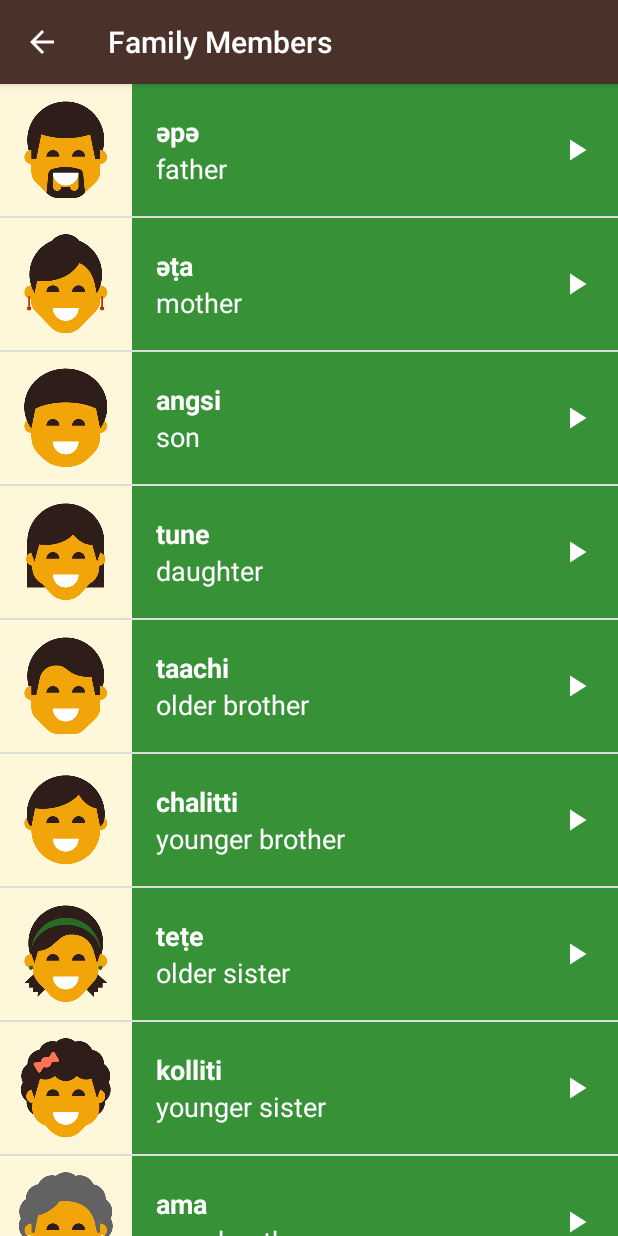
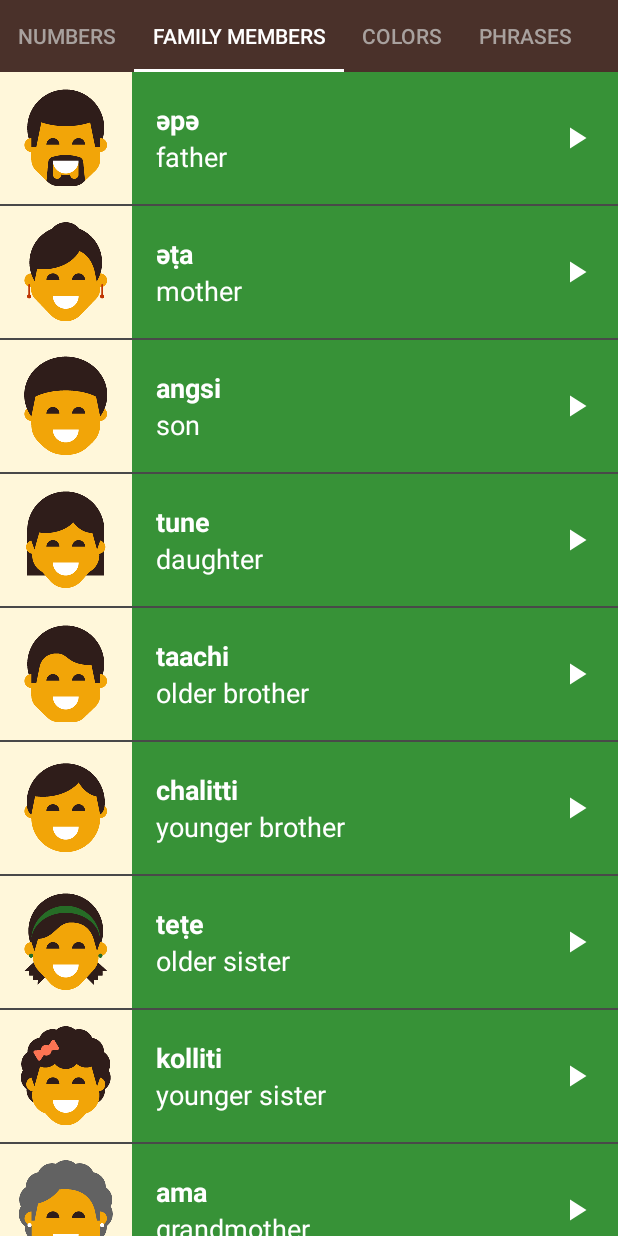
Before and after one commit to YahiaAshraf74/Miwok, an Android app: the screen it shows after launch (FamilyMembersActivity before the commit, ViewPagerActivity after it), after a tap on "Family Members", on a phone screen of 412 x 824 dp. Run offline under Robolectric (Android 15) with nearby library versions, the phone set to English and light mode, and no system bars; our stand-ins replace CircleImageView; 1 statement that could not run was skipped.

Commit message:
Add View Pager and

```diff
--- a/app/build.gradle
+++ b/app/build.gradle
@@ -29,4 +29,5 @@ dependencies {
     androidTestImplementation 'androidx.test.espresso:espresso-core:3.2.0'
     implementation 'androidx.recyclerview:recyclerview:1.1.0'
     implementation 'de.hdodenhof:circleimageview:3.1.0'
+    implementation 'com.google.android.material:material:1.1.0'
 }
--- a/app/src/main/java/com/example/miwok/ColorsFragment.java
+++ b/app/src/main/java/com/example/miwok/ColorsFragment.java
@@ -23,6 +23,9 @@ public class ColorsFragment extends Fragment {
         // Required empty public constructor
     }
 
+    public static ColorsFragment getInstance() {
+        return new ColorsFragment();
+    }
 
     @Override
     public View onCreateView(LayoutInflater inflater, ViewGroup container, Bundle savedInstanceState) {
--- a/app/src/main/java/com/example/miwok/FamilyMembersActivity.java
+++ /dev/null
@@ -1,18 +0,0 @@
-package com.example.miwok;
-
-import androidx.appcompat.app.AppCompatActivity;
-import androidx.recyclerview.widget.DividerItemDecoration;
-import androidx.recyclerview.widget.LinearLayoutManager;
-import androidx.recyclerview.widget.RecyclerView;
-
-import android.os.Bundle;
-
-public class FamilyMembersActivity extends AppCompatActivity {
-
-    @Override
-    protected void onCreate(Bundle savedInstanceState) {
-        super.onCreate(savedInstanceState);
-        setContentView(R.layout.activity_category);
-        getSupportFragmentManager().beginTransaction().replace(R.id.container, new FamilyMembersFragment()).commit();
-    }
-}
--- a/app/src/main/java/com/example/miwok/FamilyMembersFragment.java
+++ b/app/src/main/java/com/example/miwok/FamilyMembersFragment.java
@@ -23,9 +23,12 @@ public class FamilyMembersFragment extends Fragment {
         // Required empty public constructor
     }
 
+    public static FamilyMembersFragment getInstance() {
+        return new FamilyMembersFragment();
+    }
 
     @Override
-    public View onCreateView(LayoutInflater inflater, ViewGroup container,Bundle savedInstanceState) {
+    public View onCreateView(LayoutInflater inflater, ViewGroup container, Bundle savedInstanceState) {
         View rootView = inflater.inflate(R.layout.fragment_family_members, container, false);
         RecyclerView recyclerView = rootView.findViewById(R.id.recycler_view_family_members);
         adapter = new RecyclerViewAdapter(getActivity(), R.color.colorTextViewFamilyMembers, DummyDate.miwokWordFamilyMembers, DummyDate.defaultWordFamilyMembers, DummyDate.audioFamilyMembers, DummyDate.imageFamilyMembers);
--- a/app/src/main/java/com/example/miwok/MainActivity.java
+++ b/app/src/main/java/com/example/miwok/MainActivity.java
@@ -3,7 +3,6 @@ package com.example.miwok;
 import androidx.annotation.NonNull;
 import androidx.appcompat.app.AppCompatActivity;
 import androidx.fragment.app.Fragment;
-import androidx.fragment.app.FragmentManager;
 import androidx.fragment.app.FragmentPagerAdapter;
 import androidx.viewpager.widget.ViewPager;
 
@@ -13,14 +12,11 @@ import android.view.View;
 import android.view.ViewGroup;
 import android.widget.AdapterView;
 import android.widget.ArrayAdapter;
-import android.widget.LinearLayout;
 import android.widget.ListView;
-
-import java.util.ArrayList;
-import java.util.Arrays;
 
 
 public class MainActivity extends AppCompatActivity {
+    public static final String KEY_POSITION = "com.example.miwok.KEY_POSITION";
 
     @Override
     protected void onCreate(Bundle savedInstanceState) {
@@ -40,21 +36,27 @@ public class MainActivity extends AppCompatActivity {
         listView.setOnItemClickListener(new AdapterView.OnItemClickListener() {
             @Override
             public void onItemClick(AdapterView<?> parent, View view, int position, long id) {
-                switch (parent.getItemAtPosition(position).toString()) {
-                    case "Numbers":
-                        startActivity(new Intent(MainActivity.this, NumbersActivity.class));
+                Intent intent = new Intent(MainActivity.this, ViewPagerActivity.class);
+                switch (position) {
+                    case 0:
+                        intent.putExtra(KEY_POSITION, 0);
+                        startActivity(intent);
                         break;
-                    case "Family Members":
-                        startActivity(new Intent(MainActivity.this, FamilyMembersActivity.class));
+                    case 1:
+                        intent.putExtra(KEY_POSITION, 1);
+                        startActivity(intent);
                         break;
-                    case "Colors":
-                        startActivity(new Intent(MainActivity.this, ColorsActivity.class));
+                    case 2:
+                        intent.putExtra(KEY_POSITION, 2);
+                        startActivity(intent);
                         break;
-                    case "Phrases":
-                        startActivity(new Intent(MainActivity.this, PhrasesActivity.class));
+                    case 3:
+                        intent.putExtra(KEY_POSITION, 3);
+                        startActivity(intent);
                         break;
                     default:
-                        startActivity(new Intent(MainActivity.this, TestActivity.class));
+                        intent.putExtra(KEY_POSITION, 4);
+                        startActivity(intent);
                         break;
                 }
             }
--- a/app/src/main/java/com/example/miwok/NumbersFragment.java
+++ b/app/src/main/java/com/example/miwok/NumbersFragment.java
@@ -4,6 +4,7 @@ package com.example.miwok;
 import android.os.Bundle;
 
 import androidx.fragment.app.Fragment;
+import androidx.lifecycle.ViewModelProvider;
 import androidx.recyclerview.widget.DividerItemDecoration;
 import androidx.recyclerview.widget.LinearLayoutManager;
 import androidx.recyclerview.widget.RecyclerView;
@@ -23,6 +24,9 @@ public class NumbersFragment extends Fragment {
         // Required empty public constructor
     }
 
+    public static NumbersFragment getInstance() {
+        return new NumbersFragment();
+    }
 
     @Override
     public View onCreateView(LayoutInflater inflater, ViewGroup container, Bundle savedInstanceState) {
--- a/app/src/main/java/com/example/miwok/PhrasesFragment.java
+++ b/app/src/main/java/com/example/miwok/PhrasesFragment.java
@@ -23,6 +23,9 @@ public class PhrasesFragment extends Fragment {
         // Required empty public constructor
     }
 
+    public static PhrasesFragment getInstance() {
+        return new PhrasesFragment();
+    }
 
     @Override
     public View onCreateView(LayoutInflater inflater, ViewGroup container,Bundle savedInstanceState) {
@@ -38,6 +41,6 @@ public class PhrasesFragment extends Fragment {
     @Override
     public void onStop() {
         super.onStop();
-        //adapter.releaseMediaPlayer();
+        adapter.releaseMediaPlayer();
     }
 }
--- a/app/src/main/java/com/example/miwok/RecyclerViewAdapter.java
+++ b/app/src/main/java/com/example/miwok/RecyclerViewAdapter.java
@@ -104,7 +104,6 @@ public class RecyclerViewAdapter extends RecyclerView.Adapter<RecyclerViewAdapte
         }
     }
 
-
     public class ViewHolder extends RecyclerView.ViewHolder {
         private RelativeLayout relativeLayout;
         private CircleImageView circleImageView;
@@ -133,6 +132,5 @@ public class RecyclerViewAdapter extends RecyclerView.Adapter<RecyclerViewAdapte
         public TextView getDefaultWord() {
             return defaultWord;
         }
-
     }
 }
--- /dev/null
+++ b/app/src/main/java/com/example/miwok/ViewPagerActivity.java
@@ -0,0 +1,60 @@
+package com.example.miwok;
+
+import androidx.annotation.NonNull;
+import androidx.annotation.Nullable;
+import androidx.appcompat.app.AppCompatActivity;
+import androidx.fragment.app.Fragment;
+import androidx.fragment.app.FragmentPagerAdapter;
+import androidx.fragment.app.FragmentStatePagerAdapter;
+import androidx.viewpager.widget.ViewPager;
+
+import android.content.Intent;
+import android.net.Uri;
+import android.os.Bundle;
+import android.util.Log;
+
+import com.google.android.material.tabs.TabLayout;
+
+public class ViewPagerActivity extends AppCompatActivity {
+
+    @Override
+    protected void onCreate(Bundle savedInstanceState) {
+        super.onCreate(savedInstanceState);
+        setContentView(R.layout.activity_view_pager);
+        int mainPosition = getIntent().getIntExtra(MainActivity.KEY_POSITION, 4);
+        ViewPager viewPager = findViewById(R.id.view_pager);
+        FragmentPagerAdapter fragmentPagerAdapter = new FragmentPagerAdapter(getSupportFragmentManager()) {
+            @NonNull
+            @Override
+            public Fragment getItem(int position) {
+                switch (position) {
+                    case 0:
+                        return NumbersFragment.getInstance();
+                    case 1:
+                        return FamilyMembersFragment.getInstance();
+                    case 2:
+                        return ColorsFragment.getInstance();
+                    case 3:
+                        return PhrasesFragment.getInstance();
+                    default:
+                        return TestFragment.getInstance();
+                }
+            }
+
+            @Override
+            public int getCount() {
+                return DummyDate.listItemMenu.size();
+            }
+
+            @Nullable
+            @Override
+            public CharSequence getPageTitle(int position) {
+                return DummyDate.listItemMenu.get(position);
+            }
+        };
+        viewPager.setAdapter(fragmentPagerAdapter);
+        viewPager.setCurrentItem(mainPosition);
+        TabLayout tabLayout = findViewById(R.id.sliding_tabs);
+        tabLayout.setupWithViewPager(viewPager);
+    }
+}
--- a/app/src/main/res/layout/activity_category.xml
+++ /dev/null
@@ -1,6 +0,0 @@
-<?xml version="1.0" encoding="utf-8"?>
-<LinearLayout xmlns:android="http://schemas.android.com/apk/res/android"
-    android:id="@+id/container"
-    android:layout_width="match_parent"
-    android:layout_height="match_parent"
-    android:orientation="vertical"/>
--- a/app/src/main/res/layout/activity_main.xml
+++ b/app/src/main/res/layout/activity_main.xml
@@ -6,5 +6,8 @@
     android:background="@color/colorBackground"
     android:divider="@null"
     android:dividerHeight="0dp">
-
+    <!--<androidx.viewpager.widget.ViewPager
+        android:id="@+id/view_pager"
+        android:layout_width="match_parent"
+        android:layout_height="match_parent"/>-->
 </ListView>
--- /dev/null
+++ b/app/src/main/res/layout/activity_view_pager.xml
@@ -0,0 +1,17 @@
+<?xml version="1.0" encoding="utf-8"?>
+<LinearLayout xmlns:android="http://schemas.android.com/apk/res/android"
+    android:layout_width="match_parent"
+    android:layout_height="match_parent"
+    android:orientation="vertical">
+
+    <com.google.android.material.tabs.TabLayout
+        android:id="@+id/sliding_tabs"
+        style="@style/MyCustomTabLayout"
+        android:layout_width="match_parent"
+        android:layout_height="wrap_content" />
+
+    <androidx.viewpager.widget.ViewPager
+        android:id="@+id/view_pager"
+        android:layout_width="match_parent"
+        android:layout_height="match_parent" />
+</LinearLayout>
--- a/app/src/main/res/values/colors.xml
+++ b/app/src/main/res/values/colors.xml
@@ -10,4 +10,5 @@
     <color name="colorStatusBar">#2f1d1a</color>
     <color name="colorActionBar">#4a312a</color>
     <color name="colorImageBackground">#fff7da</color>
+    <color name="colorTabLayoutText">#a8a19e</color>
 </resources>
--- a/app/src/main/res/values/styles.xml
+++ b/app/src/main/res/values/styles.xml
@@ -15,4 +15,23 @@
         <item name="android:textStyle">bold</item>
         <item name="android:gravity">center_vertical</item>
     </style>
+
+    <style name="MyCustomTabLayout" parent="Widget.Design.TabLayout">
+        <item name="tabMaxWidth">0dp</item>
+        <item name="tabIndicatorColor">@android:color/white</item>
+        <item name="tabIndicatorHeight">2dp</item>
+        <item name="tabPaddingStart">12dp</item>
+        <item name="tabPaddingEnd">12dp</item>
+        <item name="tabBackground">@color/colorActionBar</item>
+        <item name="tabTextAppearance">@style/MyCustomTabTextAppearance</item>
+        <item name="tabSelectedTextColor">@android:color/white</item>
+        <item name="tabMode">scrollable</item>
+        <item name="tabTextColor">@color/colorTabLayoutText</item>
+    </style>
+
+    <style name="MyCustomTabTextAppearance" parent="TextAppearance.Design.Tab">
+        <item name="android:textSize">14sp</item>
+        <item name="android:textColor">?android:textColorSecondary</item>
+        <item name="textAllCaps">true</item>
+    </style>
 </resources>
```
Also changed, not shown: app/src/main/AndroidManifest.xml (+3 -48 lines), app/src/main/java/com/example/miwok/ColorsActivity.java (deleted, +0 -19 lines), app/src/main/java/com/example/miwok/NumbersActivity.java (deleted, +0 -19 lines), app/src/main/java/com/example/miwok/PhrasesActivity.java (deleted, +0 -18 lines), app/src/main/java/com/example/miwok/TestActivity.java (deleted, +0 -16 lines), app/src/main/java/com/example/miwok/TestFragment.java (+4 -3 lines).
